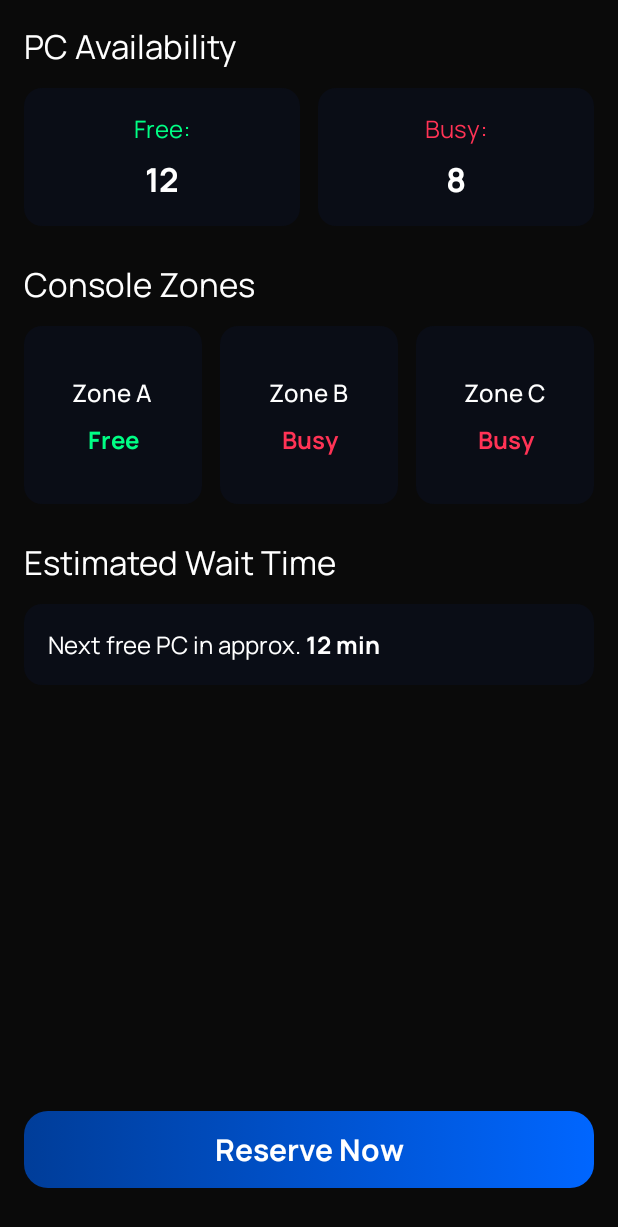
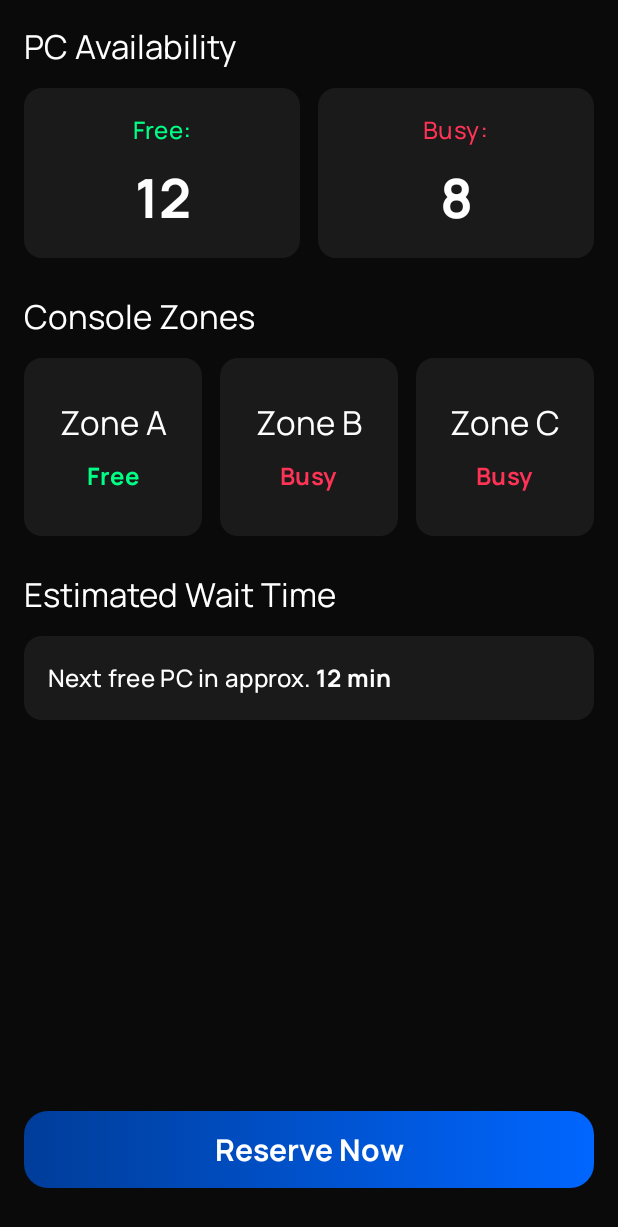
Before and after one commit to PelipetsOlga/1979_CyberClub, an Android app built with Jetpack Compose: the composable LiveClubScreenContent shown on its own in the app's theme, on a phone screen of 412 x 824 dp. Shown: the top 1227 px of the screen. Run offline under Robolectric (Android 15) with nearby library versions, the phone set to English and light mode, and no system bars; our stand-ins replace Dagger/Hilt's generated code.

Commit message:
Added Live Club

```diff
--- a/app/src/main/kotlin/ui/feature_home_wrapper/live_club/LiveClubScreen.kt
+++ b/app/src/main/kotlin/ui/feature_home_wrapper/live_club/LiveClubScreen.kt
@@ -168,7 +168,7 @@ fun LiveClubScreenContent(
                 modifier = Modifier
                     .fillMaxWidth()
                     .background(
-                        color = colorBackgroundMain.copy(alpha = 0.6f),
+                        color = androidx.compose.ui.graphics.Color(0xFF1A1A1A), // Темно-серый фон
                         shape = RoundedCornerShape(12.dp)
                     )
                     .padding(16.dp)
@@ -180,7 +180,7 @@ fun LiveClubScreenContent(
                             append("${clubStatus.estimatedWaitTimeMinutes} min")
                         }
                     },
-                    style = MaterialTheme.typography.bodyLarge,
+                    style = MaterialTheme.typography.titleMedium, // Увеличенный шрифт
                     color = colorWhitePure
                 )
             }
@@ -209,7 +209,7 @@ fun AvailabilityCard(
     Box(
         modifier = modifier
             .background(
-                color = colorBackgroundMain.copy(alpha = 0.6f),
+                color = androidx.compose.ui.graphics.Color(0xFF1A1A1A), // Темно-серый фон
                 shape = RoundedCornerShape(12.dp)
             )
             .padding(16.dp),
@@ -221,12 +221,12 @@ fun AvailabilityCard(
         ) {
             Text(
                 text = label,
-                style = MaterialTheme.typography.bodyMedium,
+                style = MaterialTheme.typography.titleMedium, // Увеличенный шрифт
                 color = labelColor
             )
             Text(
                 text = value,
-                style = MaterialTheme.typography.headlineLarge,
+                style = MaterialTheme.typography.displaySmall, // Еще больше увеличенный шрифт
                 color = colorWhitePure,
                 fontWeight = FontWeight.Bold
             )
@@ -244,7 +244,7 @@ fun ZoneCard(
         modifier = modifier
             .aspectRatio(1f)
             .background(
-                color = colorBackgroundMain.copy(alpha = 0.6f),
+                color = androidx.compose.ui.graphics.Color(0xFF1A1A1A), // Темно-серый фон
                 shape = RoundedCornerShape(12.dp)
             )
             .padding(16.dp),
@@ -256,12 +256,12 @@ fun ZoneCard(
         ) {
             Text(
                 text = zoneName,
-                style = MaterialTheme.typography.titleMedium,
+                style = MaterialTheme.typography.titleLarge, // Увеличенный шрифт
                 color = colorWhitePure
             )
             Text(
                 text = if (status == ZoneStatus.FREE) "Free" else "Busy",
-                style = MaterialTheme.typography.bodyLarge,
+                style = MaterialTheme.typography.titleMedium, // Увеличенный шрифт
                 color = if (status == ZoneStatus.FREE) colorGreen else colorRed,
                 fontWeight = FontWeight.Bold
             )
```
